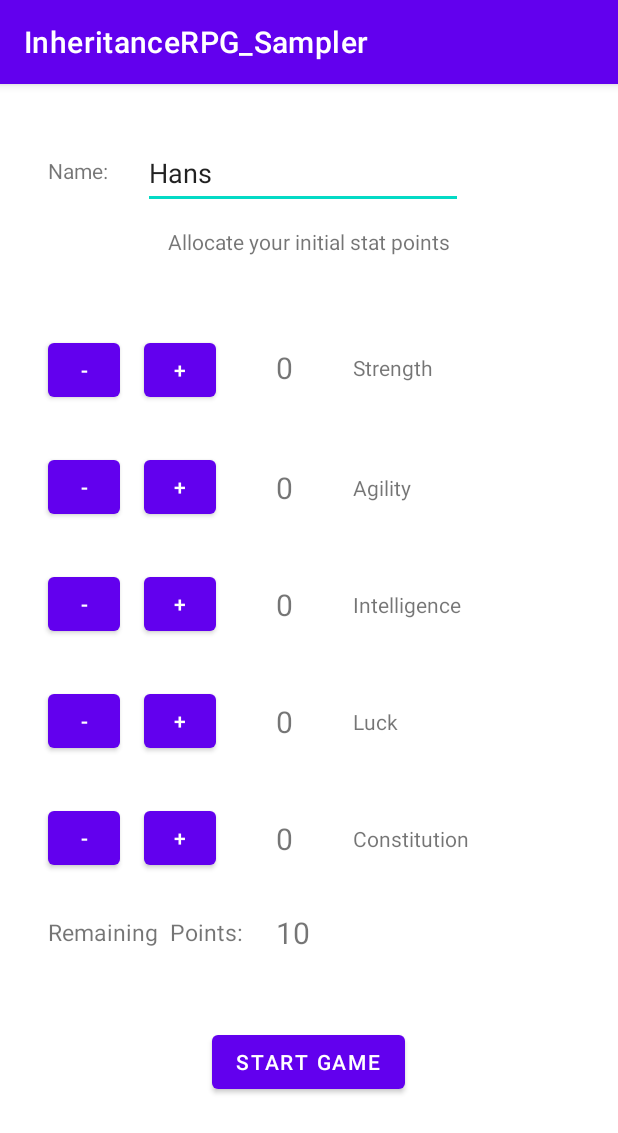
After one commit to Kiboot/InheritanceRPG_Sampler, an Android app: the StartingPointAllocation screen opened directly, with no data from a screen before it, on a phone screen of 412 x 824 dp. The commit adds this screen. Shown: the top 1133 px of the screen. Run offline under Robolectric (Android 15) with nearby library versions, the phone set to English and light mode, and no system bars.

```diff
--- a/app/src/main/AndroidManifest.xml
+++ b/app/src/main/AndroidManifest.xml
@@ -9,6 +9,12 @@
         android:roundIcon="@mipmap/ic_launcher_round"
         android:supportsRtl="true"
         android:theme="@style/Theme.InheritanceRPG_Sampler">
+        <activity
+            android:name=".View.StartingPointAllocation"
+            android:exported="false" />
+        <activity
+            android:name=".View.CharacterSelection"
+            android:exported="false" />
         <activity
             android:name=".View.TaskBoard"
             android:exported="false" />
--- /dev/null
+++ b/app/src/main/java/mcm/edu/ph/inheritancerpg_sampler/View/CharacterSelection.java
@@ -0,0 +1,14 @@
+package mcm.edu.ph.inheritancerpg_sampler.View;
+
+import androidx.appcompat.app.AppCompatActivity;
+import android.os.Bundle;
+import mcm.edu.ph.inheritancerpg_sampler.R;
+
+public class CharacterSelection extends AppCompatActivity {
+
+    @Override
+    protected void onCreate(Bundle savedInstanceState) {
+        super.onCreate(savedInstanceState);
+        setContentView(R.layout.activity_character_selection);
+    }
+}
--- a/app/src/main/java/mcm/edu/ph/inheritancerpg_sampler/View/MainActivity.java
+++ b/app/src/main/java/mcm/edu/ph/inheritancerpg_sampler/View/MainActivity.java
@@ -52,9 +52,6 @@ public class MainActivity extends AppCompatActivity implements View.OnClickListe
     protected void onCreate(Bundle savedInstanceState) {
         super.onCreate(savedInstanceState);
         setContentView(R.layout.activity_main);
-
-
-
 
 
         p1name = findViewById(R.id.txtP1Name);
--- /dev/null
+++ b/app/src/main/java/mcm/edu/ph/inheritancerpg_sampler/View/StartingPointAllocation.java
@@ -0,0 +1,15 @@
+package mcm.edu.ph.inheritancerpg_sampler.View;
+
+import androidx.appcompat.app.AppCompatActivity;
+
+import android.os.Bundle;
+import mcm.edu.ph.inheritancerpg_sampler.R;
+
+public class StartingPointAllocation extends AppCompatActivity {
+
+    @Override
+    protected void onCreate(Bundle savedInstanceState) {
+        super.onCreate(savedInstanceState);
+        setContentView(R.layout.activity_starting_point_allocation);
+    }
+}
--- /dev/null
+++ b/app/src/main/res/layout/activity_character_selection.xml
@@ -0,0 +1,41 @@
+<?xml version="1.0" encoding="utf-8"?>
+<androidx.constraintlayout.widget.ConstraintLayout xmlns:android="http://schemas.android.com/apk/res/android"
+    xmlns:app="http://schemas.android.com/apk/res-auto"
+    xmlns:tools="http://schemas.android.com/tools"
+    android:layout_width="match_parent"
+    android:layout_height="match_parent"
+    tools:context=".View.CharacterSelection">
+
+    <TextView
+        android:id="@+id/textView2"
+        android:layout_width="wrap_content"
+        android:layout_height="wrap_content"
+        android:layout_marginTop="72dp"
+        android:text="Select Hero Class"
+        app:layout_constraintEnd_toEndOf="parent"
+        app:layout_constraintHorizontal_bias="0.498"
+        app:layout_constraintStart_toStartOf="parent"
+        app:layout_constraintTop_toTopOf="parent" />
+
+    <Button
+        android:id="@+id/button4"
+        android:layout_width="wrap_content"
+        android:layout_height="wrap_content"
+        android:layout_marginBottom="56dp"
+        android:text="Select Class"
+        app:layout_constraintBottom_toBottomOf="parent"
+        app:layout_constraintEnd_toEndOf="parent"
+        app:layout_constraintHorizontal_bias="0.498"
+        app:layout_constraintStart_toStartOf="parent" />
+
+    <TextView
+        android:id="@+id/textView5"
+        android:layout_width="wrap_content"
+        android:layout_height="wrap_content"
+        android:layout_marginBottom="72dp"
+        android:text="Class Description appears here..."
+        app:layout_constraintBottom_toTopOf="@+id/button4"
+        app:layout_constraintEnd_toEndOf="parent"
+        app:layout_constraintHorizontal_bias="0.497"
+        app:layout_constraintStart_toStartOf="parent" />
+</androidx.constraintlayout.widget.ConstraintLayout>
--- /dev/null
+++ b/app/src/main/res/layout/activity_starting_point_allocation.xml
@@ -0,0 +1,262 @@
+<?xml version="1.0" encoding="utf-8"?>
+<androidx.constraintlayout.widget.ConstraintLayout xmlns:android="http://schemas.android.com/apk/res/android"
+    xmlns:app="http://schemas.android.com/apk/res-auto"
+    xmlns:tools="http://schemas.android.com/tools"
+    android:layout_width="match_parent"
+    android:layout_height="match_parent"
+    tools:context=".View.StartingPointAllocation">
+
+    <EditText
+        android:id="@+id/txtNameInput"
+        android:layout_width="wrap_content"
+        android:layout_height="wrap_content"
+        android:layout_marginStart="20dp"
+        android:ems="10"
+        android:inputType="textPersonName"
+        android:minHeight="48dp"
+        android:text="Hans"
+        app:layout_constraintBottom_toBottomOf="@+id/textView12"
+        app:layout_constraintStart_toEndOf="@+id/textView12"
+        app:layout_constraintTop_toTopOf="@+id/textView12"
+        app:layout_constraintVertical_bias="0.461" />
+
+    <Button
+        android:id="@+id/btnAddSTR"
+        android:layout_width="48dp"
+        android:layout_height="48dp"
+        android:layout_marginStart="16dp"
+        android:text="+"
+        app:layout_constraintStart_toEndOf="@+id/btnSubSTR"
+        app:layout_constraintTop_toTopOf="@+id/btnSubSTR"
+        tools:ignore="DuplicateSpeakableTextCheck" />
+
+    <Button
+        android:id="@+id/btnSubSTR"
+        android:layout_width="48dp"
+        android:layout_height="48dp"
+        android:layout_marginTop="52dp"
+        android:text="-"
+        app:layout_constraintStart_toStartOf="@+id/textView12"
+        app:layout_constraintTop_toBottomOf="@+id/textView6"
+        tools:ignore="DuplicateSpeakableTextCheck" />
+
+    <TextView
+        android:id="@+id/txtSTR"
+        android:layout_width="wrap_content"
+        android:layout_height="wrap_content"
+        android:layout_marginStart="40dp"
+        android:text="0"
+        android:textSize="20sp"
+        app:layout_constraintBottom_toBottomOf="@+id/btnAddSTR"
+        app:layout_constraintStart_toEndOf="@+id/btnAddSTR"
+        app:layout_constraintTop_toTopOf="@+id/btnAddSTR"
+        app:layout_constraintVertical_bias="0.428" />
+
+    <Button
+        android:id="@+id/btnSubAGI"
+        android:layout_width="48dp"
+        android:layout_height="48dp"
+        android:layout_marginTop="30dp"
+        android:text="-"
+        app:layout_constraintStart_toStartOf="@+id/btnSubSTR"
+        app:layout_constraintTop_toBottomOf="@+id/btnSubSTR" />
+
+    <Button
+        android:id="@+id/btnAddAGI"
+        android:layout_width="48dp"
+        android:layout_height="48dp"
+        android:text="+"
+        app:layout_constraintStart_toStartOf="@+id/btnAddSTR"
+        app:layout_constraintTop_toTopOf="@+id/btnSubAGI" />
+
+    <TextView
+        android:id="@+id/txtAGI"
+        android:layout_width="wrap_content"
+        android:layout_height="wrap_content"
+        android:text="0"
+        android:textSize="20sp"
+        app:layout_constraintBottom_toBottomOf="@+id/btnAddAGI"
+        app:layout_constraintStart_toStartOf="@+id/txtSTR"
+        app:layout_constraintTop_toTopOf="@+id/btnAddAGI" />
+
+    <Button
+        android:id="@+id/btnSubINT"
+        android:layout_width="48dp"
+        android:layout_height="48dp"
+        android:layout_marginTop="30dp"
+        android:text="-"
+        app:layout_constraintStart_toStartOf="@+id/btnSubAGI"
+        app:layout_constraintTop_toBottomOf="@+id/btnSubAGI" />
+
+    <Button
+        android:id="@+id/btnAddINT"
+        android:layout_width="48dp"
+        android:layout_height="48dp"
+        android:text="+"
+        app:layout_constraintStart_toStartOf="@+id/btnAddAGI"
+        app:layout_constraintTop_toTopOf="@+id/btnSubINT" />
+
+    <TextView
+        android:id="@+id/txtINT"
+        android:layout_width="wrap_content"
+        android:layout_height="wrap_content"
+        android:text="0"
+        android:textSize="20sp"
+        app:layout_constraintBottom_toBottomOf="@+id/btnAddINT"
+        app:layout_constraintStart_toStartOf="@+id/txtAGI"
+        app:layout_constraintTop_toTopOf="@+id/btnAddINT" />
+
+    <Button
+        android:id="@+id/btnSubLUK"
+        android:layout_width="48dp"
+        android:layout_height="48dp"
+        android:layout_marginTop="30dp"
+        android:text="-"
+        app:layout_constraintStart_toStartOf="@+id/btnSubINT"
+        app:layout_constraintTop_toBottomOf="@+id/btnSubINT" />
+
+    <Button
+        android:id="@+id/btnAddLUK"
+        android:layout_width="48dp"
+        android:layout_height="48dp"
+        android:text="+"
+        app:layout_constraintEnd_toEndOf="@+id/btnAddINT"
+        app:layout_constraintStart_toStartOf="@+id/btnAddINT"
+        app:layout_constraintTop_toTopOf="@+id/btnSubLUK" />
+
+    <TextView
+        android:id="@+id/txtLUK"
+        android:layout_width="wrap_content"
+        android:layout_height="wrap_content"
+        android:text="0"
+        android:textSize="20sp"
+        app:layout_constraintBottom_toBottomOf="@+id/btnAddLUK"
+        app:layout_constraintStart_toStartOf="@+id/txtINT"
+        app:layout_constraintTop_toTopOf="@+id/btnAddLUK" />
+
+    <Button
+        android:id="@+id/btnSubCON"
+        android:layout_width="48dp"
+        android:layout_height="48dp"
+        android:layout_marginTop="30dp"
+        android:text="-"
+        app:layout_constraintStart_toStartOf="@+id/btnSubLUK"
+        app:layout_constraintTop_toBottomOf="@+id/btnSubLUK" />
+
+    <Button
+        android:id="@+id/btnAddCON"
+        android:layout_width="48dp"
+        android:layout_height="48dp"
+        android:text="+"
+        app:layout_constraintStart_toStartOf="@+id/btnAddLUK"
+        app:layout_constraintTop_toTopOf="@+id/btnSubCON" />
+
+    <TextView
+        android:id="@+id/txtCON"
+        android:layout_width="wrap_content"
+        android:layout_height="wrap_content"
+        android:text="0"
+        android:textSize="20sp"
+        app:layout_constraintBottom_toBottomOf="@+id/btnAddCON"
+        app:layout_constraintStart_toStartOf="@+id/txtLUK"
+        app:layout_constraintTop_toTopOf="@+id/btnAddCON" />
+
+    <TextView
+        android:id="@+id/textView12"
+        android:layout_width="wrap_content"
+        android:layout_height="wrap_content"
+        android:layout_marginStart="32dp"
+        android:layout_marginTop="48dp"
+        android:text="Name: "
+        app:layout_constraintStart_toStartOf="parent"
+        app:layout_constraintTop_toTopOf="parent" />
+
+    <TextView
+        android:id="@+id/textView6"
+        android:layout_width="wrap_content"
+        android:layout_height="wrap_content"
+        android:layout_marginTop="12dp"
+        android:text="Allocate your initial stat points"
+        app:layout_constraintEnd_toEndOf="parent"
+        app:layout_constraintStart_toStartOf="parent"
+        app:layout_constraintTop_toBottomOf="@+id/txtNameInput" />
+
+    <TextView
+        android:id="@+id/textView7"
+        android:layout_width="wrap_content"
+        android:layout_height="wrap_content"
+        android:layout_marginStart="40dp"
+        android:text="Strength"
+        app:layout_constraintBottom_toBottomOf="@+id/txtSTR"
+        app:layout_constraintStart_toEndOf="@+id/txtSTR"
+        app:layout_constraintTop_toTopOf="@+id/txtSTR" />
+
+    <TextView
+        android:id="@+id/textView8"
+        android:layout_width="wrap_content"
+        android:layout_height="wrap_content"
+        android:text="Agility"
+        app:layout_constraintBottom_toBottomOf="@+id/txtAGI"
+        app:layout_constraintStart_toStartOf="@+id/textView7"
+        app:layout_constraintTop_toTopOf="@+id/txtAGI" />
+
+    <TextView
+        android:id="@+id/textView9"
+        android:layout_width="wrap_content"
+        android:layout_height="wrap_content"
+        android:text="Intelligence"
+        app:layout_constraintBottom_toBottomOf="@+id/txtINT"
+        app:layout_constraintStart_toStartOf="@+id/textView8"
+        app:layout_constraintTop_toTopOf="@+id/txtINT" />
+
+    <TextView
+        android:id="@+id/textView10"
+        android:layout_width="wrap_content"
+        android:layout_height="wrap_content"
+        android:text="Luck"
+        app:layout_constraintBottom_toBottomOf="@+id/txtLUK"
+        app:layout_constraintStart_toStartOf="@+id/textView9"
+        app:layout_constraintTop_toTopOf="@+id/txtLUK" />
+
+    <TextView
+        android:id="@+id/textView11"
+        android:layout_width="wrap_content"
+        android:layout_height="wrap_content"
+        android:text="Constitution"
+        app:layout_constraintBottom_toBottomOf="@+id/txtCON"
+        app:layout_constraintStart_toStartOf="@+id/textView10"
+        app:layout_constraintTop_toTopOf="@+id/txtCON" />
+
+    <Button
+        android:id="@+id/btnGameStart"
+        android:layout_width="wrap_content"
+        android:layout_height="wrap_content"
+        android:layout_marginBottom="44dp"
+        android:text="Start Game"
+        app:layout_constraintBottom_toBottomOf="parent"
+        app:layout_constraintEnd_toEndOf="parent"
+        app:layout_constraintHorizontal_bias="0.498"
+        app:layout_constraintStart_toStartOf="parent"
+        app:layout_constraintTop_toBottomOf="@+id/txtPoints" />
+
+    <TextView
+        android:id="@+id/textView18"
+        android:layout_width="wrap_content"
+        android:layout_height="wrap_content"
+        android:layout_marginTop="28dp"
+        android:textSize="15sp"
+        android:text="Remaining  Points:"
+        app:layout_constraintStart_toStartOf="@+id/btnSubCON"
+        app:layout_constraintTop_toBottomOf="@+id/btnSubCON" />
+
+    <TextView
+        android:id="@+id/txtPoints"
+        android:layout_width="wrap_content"
+        android:layout_height="wrap_content"
+        android:textSize="20sp"
+        android:text="10"
+        app:layout_constraintBottom_toBottomOf="@+id/textView18"
+        app:layout_constraintStart_toStartOf="@+id/txtCON"
+        app:layout_constraintTop_toTopOf="@+id/textView18" />
+
+</androidx.constraintlayout.widget.ConstraintLayout>
```
